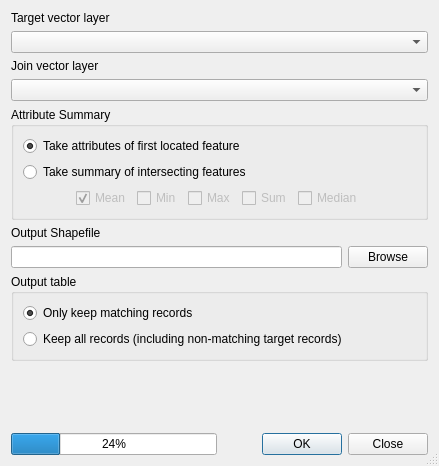
The window that python/plugins/fTools/tools/frmSpatialJoin.ui (qgis/QGIS) describes before a commit, drawn with Qt 5.
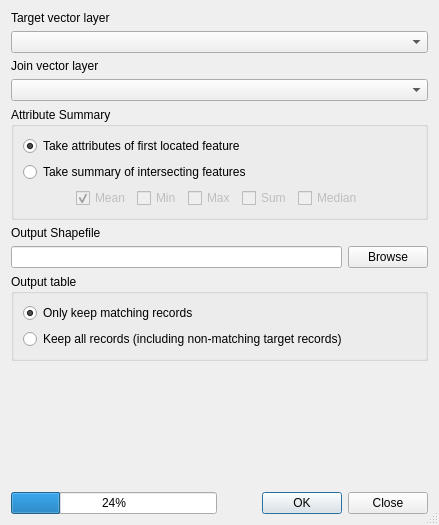
The same window after the commit.

Patch:
```diff
--- a/python/plugins/fTools/tools/frmSpatialJoin.ui
+++ b/python/plugins/fTools/tools/frmSpatialJoin.ui
@@ -10,7 +10,7 @@
     <x>0</x>
     <y>0</y>
     <width>439</width>
-    <height>466</height>
+    <height>525</height>
    </rect>
   </property>
   <property name="windowTitle">
```
